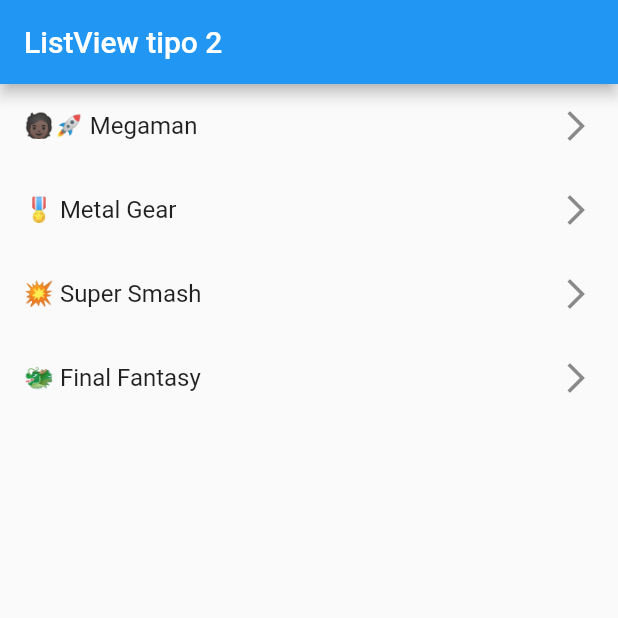
After one commit to MerlonProgramming/Flutter_Components, a Flutter app: the screen it shows after launch, on a phone screen of 412 x 824 dp, the top half of it. The commit adds this screen. Run offline on Flutter 3.47's test engine with Material 2 defaults, Android fonts, the phone set to English and light mode, and no system bars.

Commit message:
The second work list is created

```diff
--- a/lib/main.dart
+++ b/lib/main.dart
@@ -1,6 +1,7 @@
 import 'package:flutter/material.dart';
 //imports
-import 'package:flutter_components/screens/ListViewScreen.dart';
+//import 'package:flutter_components/screens/ListViewScreen.dart';
+import 'package:flutter_components/screens/ListView2Screen.dart';
 
 void main() => runApp(const MyApp());
 
@@ -12,6 +13,6 @@ class MyApp extends StatelessWidget {
     return const MaterialApp(
         debugShowCheckedModeBanner: false,
         title: 'Material App',
-        home: ListViewScreen());
+        home: ListView2Screen());
   }
 }
--- /dev/null
+++ b/lib/screens/ListView2Screen.dart
@@ -0,0 +1,30 @@
+import 'package:flutter/material.dart';
+
+class ListView2Screen extends StatelessWidget {
+  final optionsMenu = const [
+    '🧑🏿‍🚀 Megaman',
+    '🎖 Metal Gear',
+    '💥 Super Smash',
+    '🐲 Final Fantasy'
+  ];
+
+  const ListView2Screen({Key? key}) : super(key: key);
+
+  @override
+  Widget build(BuildContext context) {
+    return Scaffold(
+        appBar: AppBar(
+          title: const Text('ListView tipo 2'),
+        ),
+        body: ListView(
+          children: [
+            ...optionsMenu
+                .map((game) => ListTile(
+                      title: Text(game),
+                      trailing: const Icon(Icons.arrow_forward_ios_outlined),
+                    ))
+                .toList()
+          ],
+        ));
+  }
+}
```
